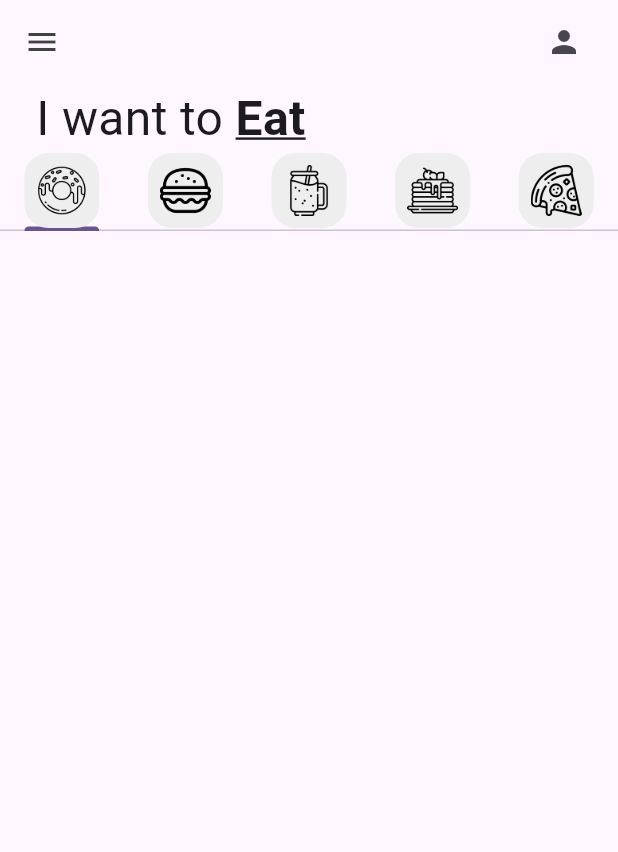
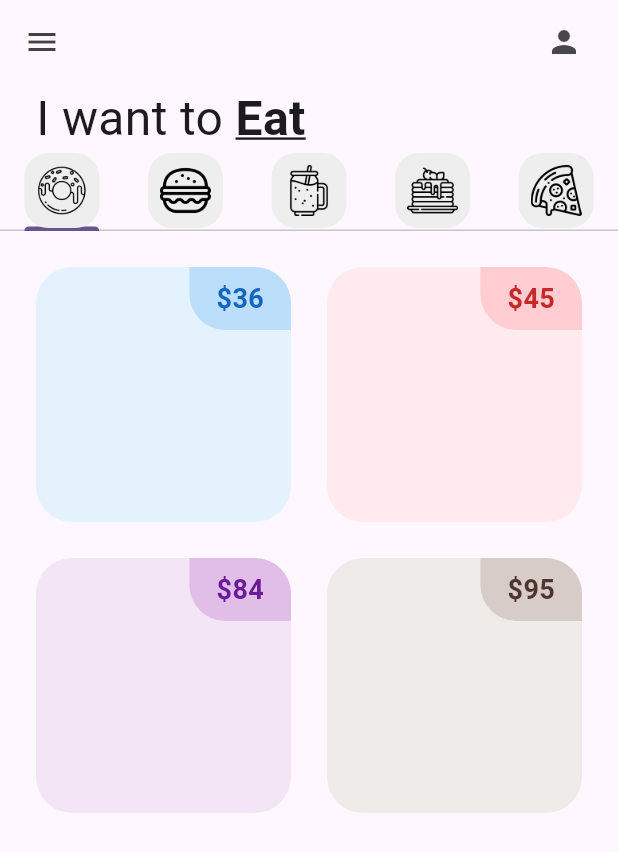
Before and after one commit to alejandroqm144/donut_app_4sa, a Flutter app: the screen it shows after launch, on a phone screen of 412 x 824 dp. Shown: the top 852 px of the screen. Run offline on Flutter 3.47's test engine with Material 3 defaults, Android fonts, the phone set to English and light mode, and no system bars.

Commit message:
Starting DonutTile

```diff
--- a/lib/tabs/donut_tab.dart
+++ b/lib/tabs/donut_tab.dart
@@ -1,9 +1,20 @@
 
 
+import 'package:donut_app_4sa/utils/donut_tile.dart';
 import 'package:flutter/material.dart';
 
 class DonutTab extends StatelessWidget {
-  const DonutTab({super.key});
+
+  //list of donuts
+  final List donutsOnSale = [
+    // [ donutFlavor, donutPrice, donutColor, imageName ]
+    ["Ice Cream", "36", Colors.blue, "lib/images/icecream_donut.png"],
+    ["Strawberry", "45", Colors.red, "lib/images/strawberry_donut.png"],
+    ["Grape Ape", "84", Colors.purple, "lib/images/grape_donut.png"],
+    ["Choco", "95", Colors.brown, "lib/images/chocolate_donut.png"],
+  ];
+
+  DonutTab({super.key});
 
   @override
   Widget build(BuildContext context) {
@@ -13,11 +24,16 @@
         // Número de columnas
         crossAxisCount: 2),
       // Cuántos elementos
-      itemCount: 2,
+      itemCount: 4,
       padding: const EdgeInsets.all(12),
       // Qué elemento se construirá
       itemBuilder: (context, index) {
-        return;
+        return DonutTile(
+          donutFlavor: donutsOnSale[index][0],
+          donutPrice: donutsOnSale[index][1],
+          donutColor: donutsOnSale[index][2],
+          imageName: donutsOnSale[index][3],
+        );
       });
   }
 }
--- /dev/null
+++ b/lib/utils/donut_tile.dart
@@ -0,0 +1,55 @@
+
+
+import 'package:flutter/material.dart';
+
+class DonutTile extends StatelessWidget {
+
+  final String donutFlavor;
+  final String donutPrice;
+  // dynamic porque será de tipo color
+  final dynamic donutColor;
+  final String imageName;
+
+  const DonutTile({super.key,
+  required this.donutFlavor,
+  required this.donutPrice,
+  required this.donutColor,
+  required this.imageName});
+
+  @override
+  Widget build(BuildContext context) {
+    return Padding(
+      padding: const EdgeInsets.all(12.0),
+      child: Container(
+        // color: donutColor[50]
+        decoration: BoxDecoration(
+          color: donutColor[50],
+          // Esquinas redondeadas
+          borderRadius: BorderRadius.circular(24)),
+          child: Column(children: [
+            Row( mainAxisAlignment: MainAxisAlignment.end,
+              children: [
+                Container(
+                  decoration: BoxDecoration(
+                    color: donutColor[100],
+                    borderRadius: BorderRadius.only(bottomLeft: Radius.circular(24),
+                    topRight: Radius.circular(24)),
+                  ),
+                  padding: const EdgeInsets.symmetric(vertical: 8,
+                  horizontal: 18),
+                  child: Text(
+                    '\$$donutPrice',
+                    style: TextStyle(
+                      fontWeight: FontWeight.bold,
+                      fontSize: 18,
+                      color: donutColor[800]
+                    ),
+                  ),
+                )
+              ],
+            )
+          ],),
+      ),
+    );
+  }
+}
```
